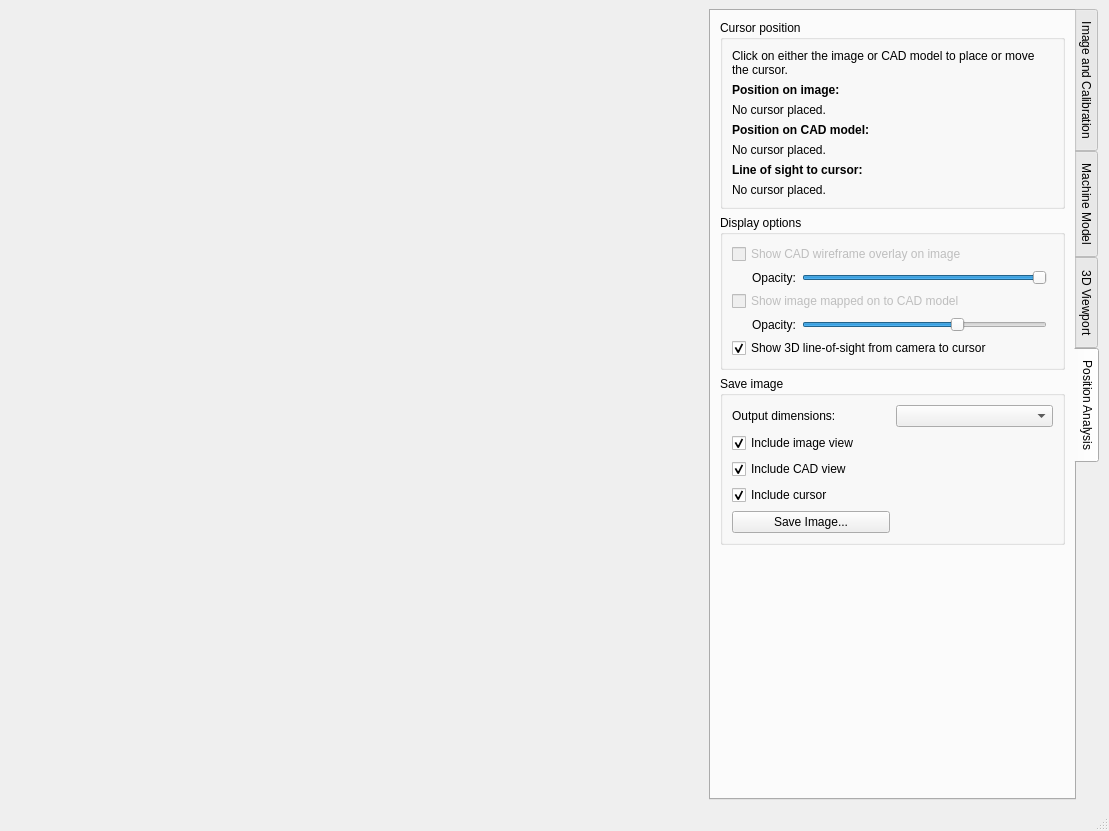
Before: the Qt Designer form calcam/gui/qt_designer_files/image_analyser.ui in euratom-software/calcam, drawn with Qt 5.
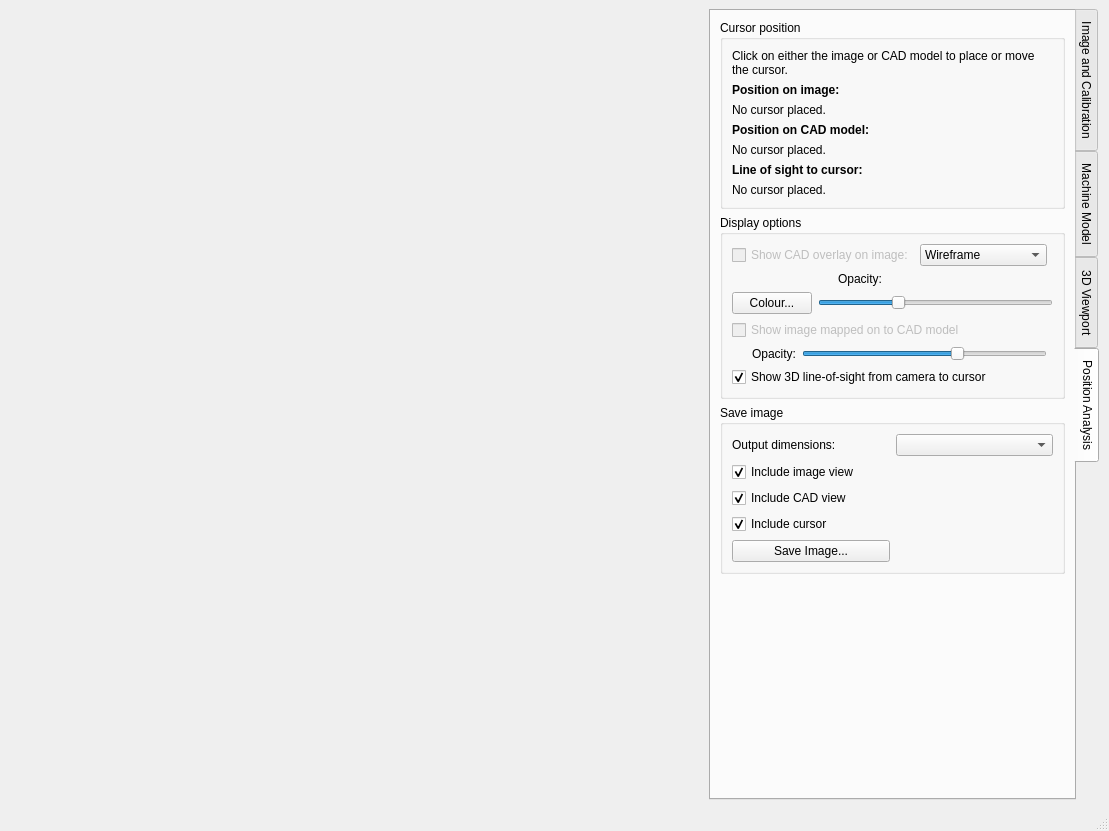
After: the same form once the commit is applied. The open tabs and pages were chosen to show the change.

Commit message: Last code changes for 2.8, promise. (1) Make images saved from viewer include the legend, (2) Fix a bug with the undo function in fitting calibration, (3) Fix a bug in the viewer with CAD models without R,Z contour, (4) Add more appearance options for overlay in image analyser, (5) Change VTK requirement to <9.0.2 because newer versions make wall contour actors invisible on windows. Increment version to 2.8.0rc3.

What changed in the file:
```diff
--- a/calcam/gui/qt_designer_files/image_analyser.ui
+++ b/calcam/gui/qt_designer_files/image_analyser.ui
@@ -1194,46 +1194,58 @@
            <string>Display options</string>
           </property>
           <layout class="QGridLayout" name="gridLayout_12">
-           <item row="2" column="1">
-            <widget class="QSlider" name="overlay_opacity_slider">
-             <property name="minimum">
-              <number>25</number>
+           <item row="0" column="0" colspan="2">
+            <widget class="QWidget" name="widget" native="true">
+             <property name="sizePolicy">
+              <sizepolicy hsizetype="Expanding" vsizetype="Preferred">
+               <horstretch>0</horstretch>
+               <verstretch>0</verstretch>
+              </sizepolicy>
              </property>
-             <property name="maximum">
-              <number>100</number>
-             </property>
-             <property name="value">
-              <number>100</number>
-             </property>
-             <property name="tracking">
-              <bool>false</bool>
-             </property>
-             <property name="orientation">
-              <enum>Qt::Horizontal</enum>
-             </property>
-            </widget>
-           </item>
-           <item row="2" column="0">
-            <widget class="QLabel" name="overlay_opacity_label">
-             <property name="text">
-              <string>Opacity:</string>
-             </property>
-             <property name="margin">
-              <number>0</number>
-             </property>
-             <property name="indent">
-              <number>20</number>
-             </property>
-            </widget>
-           </item>
-           <item row="1" column="0" colspan="3">
-            <widget class="QCheckBox" name="overlay_checkbox">
-             <property name="enabled">
-              <bool>false</bool>
-             </property>
-             <property name="text">
-              <string>Show CAD wireframe overlay on image</string>
-             </property>
+             <layout class="QHBoxLayout" name="horizontalLayout_2">
+              <property name="leftMargin">
+               <number>0</number>
+              </property>
+              <property name="topMargin">
+               <number>0</number>
+              </property>
+              <property name="rightMargin">
+               <number>0</number>
+              </property>
+              <property name="bottomMargin">
+               <number>0</number>
+              </property>
+              <item>
+               <widget class="QCheckBox" name="overlay_checkbox">
+                <property name="enabled">
+                 <bool>false</bool>
+                </property>
+                <property name="text">
+                 <string>Show CAD overlay on image:</string>
+                </property>
+               </widget>
+              </item>
+              <item>
+               <widget class="QComboBox" name="overlay_type_box">
+                <property name="sizePolicy">
+                 <sizepolicy hsizetype="Expanding" vsizetype="Fixed">
+                  <horstretch>0</horstretch>
+                  <verstretch>0</verstretch>
+                 </sizepolicy>
+                </property>
+                <item>
+                 <property name="text">
+                  <string>Wireframe</string>
+                 </property>
+                </item>
+                <item>
+                 <property name="text">
+                  <string>Solid Body</string>
+                 </property>
+                </item>
+               </widget>
+              </item>
+             </layout>
             </widget>
            </item>
            <item row="5" column="0" colspan="3">
@@ -1246,16 +1258,6 @@
              </property>
             </widget>
            </item>
-           <item row="3" column="0" colspan="3">
-            <widget class="QCheckBox" name="im_mapping_checkbox">
-             <property name="enabled">
-              <bool>false</bool>
-             </property>
-             <property name="text">
-              <string>Show image mapped on to CAD model</string>
-             </property>
-            </widget>
-           </item>
            <item row="4" column="0">
             <widget class="QLabel" name="mapped_im_opacity_label">
              <property name="text">
@@ -1285,6 +1287,79 @@
              </property>
             </widget>
            </item>
+           <item row="3" column="0" colspan="3">
+            <widget class="QCheckBox" name="im_mapping_checkbox">
+             <property name="enabled">
+              <bool>false</bool>
+             </property>
+             <property name="text">
+              <string>Show image mapped on to CAD model</string>
+             </property>
+            </widget>
+           </item>
+           <item row="2" column="0" colspan="3">
+            <widget class="QWidget" name="overlay_settings" native="true">
+             <property name="sizePolicy">
+              <sizepolicy hsizetype="Expanding" vsizetype="Preferred">
+               <horstretch>0</horstretch>
+               <verstretch>0</verstretch>
+              </sizepolicy>
+             </property>
+             <layout class="QGridLayout" name="gridLayout_16">
+              <property name="leftMargin">
+               <number>0</number>
+              </property>
+              <property name="topMargin">
+               <number>0</number>
+              </property>
+              <property name="rightMargin">
+               <number>0</number>
+              </property>
+              <property name="bottomMargin">
+               <number>0</number>
+              </property>
+              <item row="1" column="2">
+               <widget class="QSlider" name="overlay_opacity_slider">
+                <property name="minimum">
+                 <number>25</number>
+                </property>
+                <property name="maximum">
+                 <number>100</number>
+                </property>
+                <property name="value">
+                 <number>50</number>
+                </property>
+                <property name="tracking">
+                 <bool>false</bool>
+                </property>
+                <property name="orientation">
+                 <enum>Qt::Horizontal</enum>
+                </property>
+               </widget>
+              </item>
+              <item row="0" column="2">
+               <widget class="QLabel" name="overlay_opacity_label">
+                <property name="text">
+                 <string>&lt;html&gt;&lt;head/&gt;&lt;body&gt;&lt;p&gt;Opacity:&lt;/p&gt;&lt;/body&gt;&lt;/html&gt;</string>
+                </property>
+                <property name="margin">
+                 <number>0</number>
+                </property>
+                <property name="indent">
+                 <number>20</number>
+                </property>
+               </widget>
+              </item>
+              <item row="1" column="0">
+               <widget class="QPushButton" name="overlay_colour_button">
+                <property name="text">
+                 <string>Colour...</string>
+                </property>
+               </widget>
+              </item>
+             </layout>
+            </widget>
+           </item>
           </layout>
          </widget>
         </item>
```
The commit also changes 9 other files.
